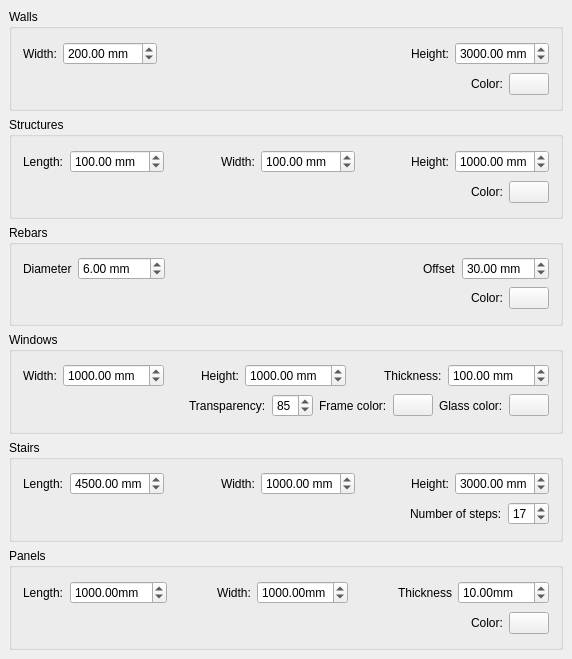
Old version of the form src/Mod/Arch/Resources/ui/preferences-archdefaults.ui in the repository berndhahnebach/All_FreeCAD.
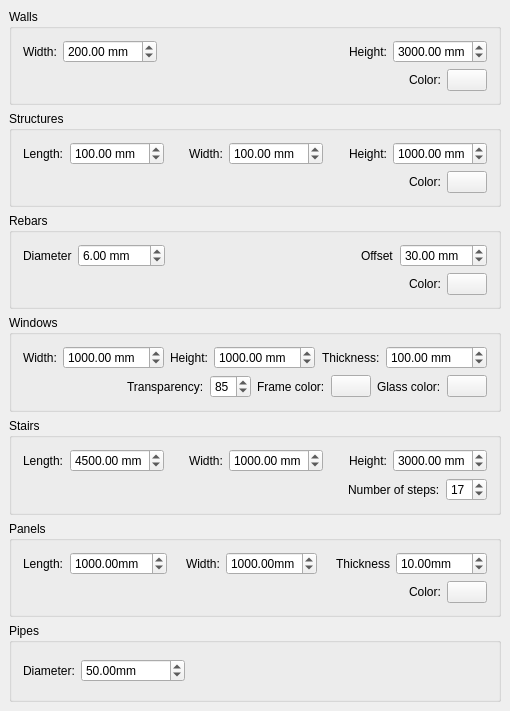
New version of the form. Custom widgets are drawn as their Qt base class.

The edit to the form file:
```diff
--- a/src/Mod/Arch/Resources/ui/preferences-archdefaults.ui
+++ b/src/Mod/Arch/Resources/ui/preferences-archdefaults.ui
@@ -6,8 +6,8 @@
    <rect>
     <x>0</x>
     <y>0</y>
-    <width>572</width>
-    <height>659</height>
+    <width>510</width>
+    <height>711</height>
    </rect>
   </property>
   <property name="windowTitle">
@@ -948,6 +948,61 @@
      </layout>
     </widget>
    </item>
+   <item>
+    <widget class="QGroupBox" name="groupBox_7">
+     <property name="title">
+      <string>Pipes</string>
+     </property>
+     <layout class="QVBoxLayout" name="verticalLayout_7">
+      <item>
+       <layout class="QHBoxLayout" name="horizontalLayout_12">
+        <item>
+         <widget class="QLabel" name="label_25">
+          <property name="text">
+           <string>Diameter:</string>
+          </property>
+         </widget>
+        </item>
+        <item>
+         <widget class="Gui::PrefDoubleSpinBox" name="doubleSpinBox_7">
+          <property name="suffix">
+           <string>mm</string>
+          </property>
+          <property name="decimals">
+           <number>2</number>
+          </property>
+          <property name="maximum">
+           <double>999999.989999999990687</double>
+          </property>
+          <property name="value">
+           <double>50.000000000000000</double>
+          </property>
+          <property name="prefEntry" stdset="0">
+           <cstring>PipeDiameter</cstring>
+          </property>
+          <property name="prefPath" stdset="0">
+           <cstring>Mod/Arch</cstring>
+          </property>
+         </widget>
+        </item>
+        <item>
+         <spacer name="horizontalSpacer_17">
+          <property name="orientation">
+           <enum>Qt::Horizontal</enum>
+          </property>
+          <property name="sizeHint" stdset="0">
+           <size>
+            <width>40</width>
+            <height>20</height>
+           </size>
+          </property>
+         </spacer>
+        </item>
+       </layout>
+      </item>
+     </layout>
+    </widget>
+   </item>
   </layout>
  </widget>
  <layoutdefault spacing="6" margin="11"/>
```
